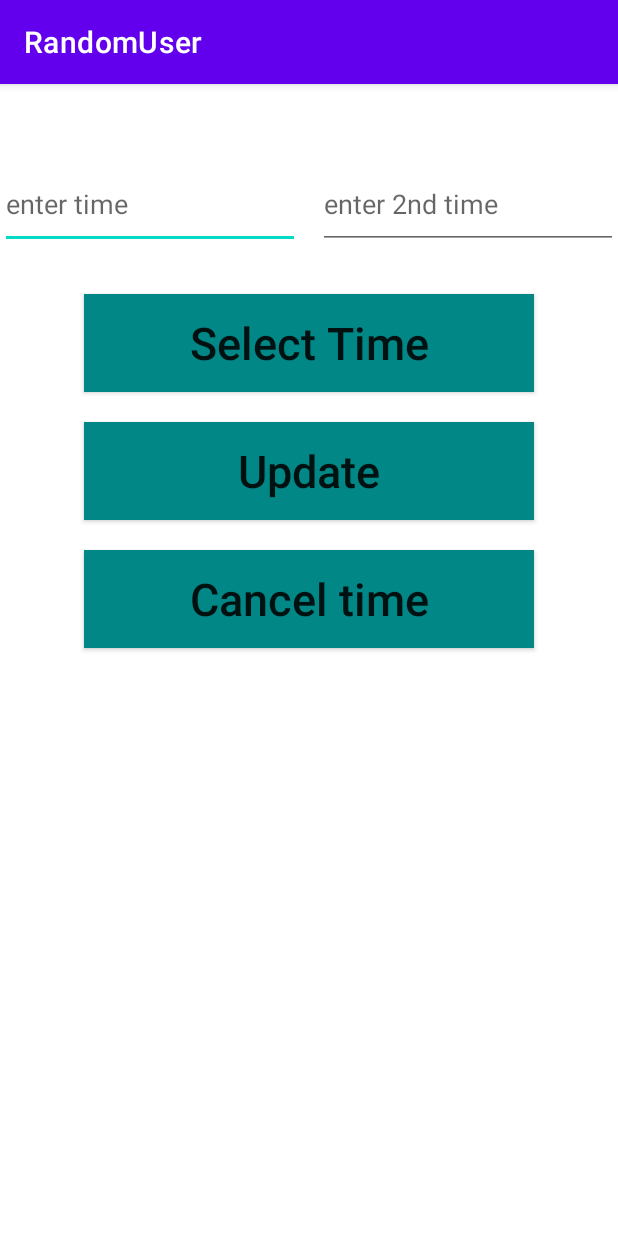
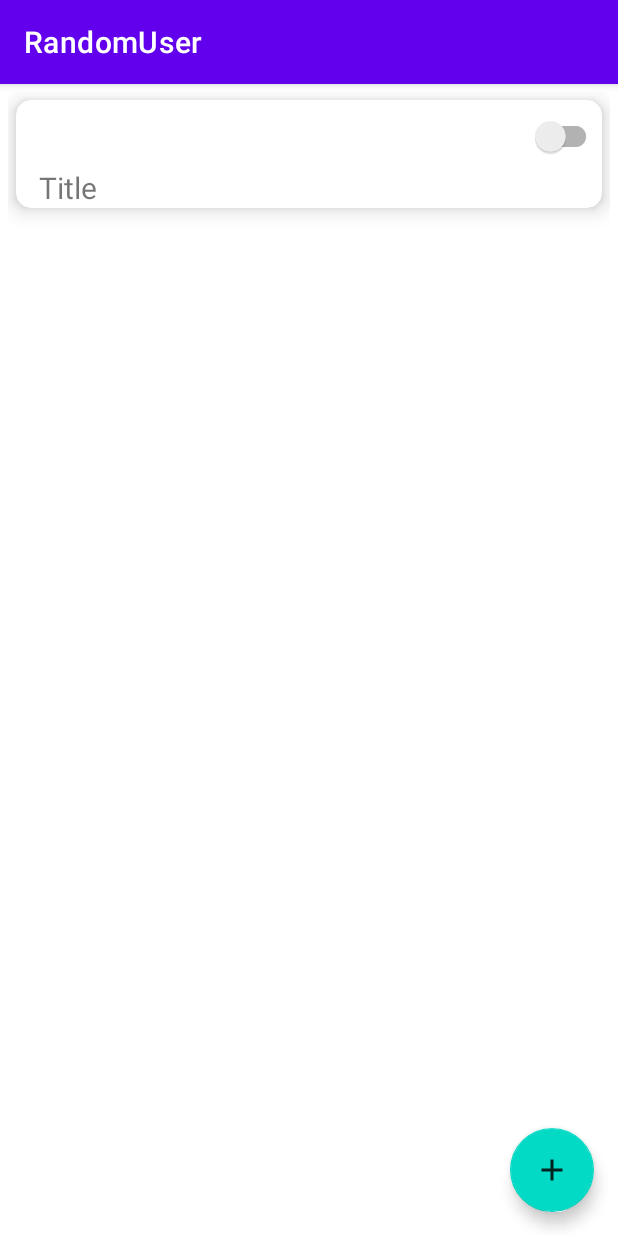
Before and after one commit to shakircam/Alarm-Manager, an Android app: the ShowAlarmActivity screen opened directly, with no data from a screen before it, on a phone screen of 412 x 824 dp. Run offline under Robolectric (Android 15) with nearby library versions, the phone set to English and light mode, and no system bars; our stand-ins replace Room's generated code.

Commit message:
add alarm to db show alarm to recyclerview

```diff
--- /dev/null
+++ b/app/src/main/java/com/itmedicus/randomuser/data/adapter/AlarmAdapter.kt
@@ -0,0 +1,44 @@
+package com.itmedicus.randomuser.data.adapter
+
+import android.view.LayoutInflater
+import android.view.View
+import android.view.ViewGroup
+import android.widget.Switch
+import android.widget.TextView
+import androidx.appcompat.widget.SwitchCompat
+import androidx.recyclerview.widget.RecyclerView
+import com.itmedicus.randomuser.R
+import com.itmedicus.randomuser.model.AlarmTime
+import com.itmedicus.randomuser.model.Result
+
+class AlarmAdapter: RecyclerView.Adapter<AlarmAdapter.AlarmViewHolder> () {
+    var list = mutableListOf<AlarmTime>()
+
+    override fun onCreateViewHolder(parent: ViewGroup, viewType: Int): AlarmViewHolder {
+        return AlarmViewHolder(
+            LayoutInflater.from(parent.context).inflate(R.layout.alarm_item, parent, false)
+        )
+    }
+
+    override fun onBindViewHolder(holder: AlarmViewHolder, position: Int) {
+        val currentItem = list[position]
+        holder.title.text = currentItem.title
+        holder.time.text = currentItem.time
+        holder.button.setOnClickListener {  }
+    }
+
+    override fun getItemCount(): Int {
+        return list.size
+    }
+
+    class AlarmViewHolder (itemView: View) : RecyclerView.ViewHolder(itemView){
+        val time = itemView.findViewById(R.id.showTime) as TextView
+        val title = itemView.findViewById(R.id.titleTv) as TextView
+        val button = itemView.findViewById(R.id.startBn) as SwitchCompat
+    }
+
+    fun setData(userList: MutableList<AlarmTime>){
+        this.list = userList
+        notifyDataSetChanged()
+    }
+}
--- a/app/src/main/java/com/itmedicus/randomuser/data/local/UserDao.kt
+++ b/app/src/main/java/com/itmedicus/randomuser/data/local/UserDao.kt
@@ -2,6 +2,7 @@ package com.itmedicus.randomuser.data.local
 
 import androidx.lifecycle.LiveData
 import androidx.room.*
+import com.itmedicus.randomuser.model.AlarmTime
 import com.itmedicus.randomuser.model.Dami
 import com.itmedicus.randomuser.model.Name
 import com.itmedicus.randomuser.model.Result
@@ -11,6 +12,12 @@ interface UserDao {
 
     @Insert(onConflict = OnConflictStrategy.IGNORE)
     suspend fun insertData(userData: Result)
+
+    @Insert(onConflict = OnConflictStrategy.IGNORE)
+    suspend fun insertAlarmTime(alarmTime: AlarmTime)
+
+    @Query("SELECT * FROM alarm_table ORDER BY id ASC  ")
+    fun getAllAlarmTime(): MutableList<AlarmTime>
 
     @Update(onConflict = OnConflictStrategy.REPLACE)
     suspend fun updateDate(userData: Result)
--- a/app/src/main/java/com/itmedicus/randomuser/data/local/UserDatabase.kt
+++ b/app/src/main/java/com/itmedicus/randomuser/data/local/UserDatabase.kt
@@ -5,12 +5,13 @@ import androidx.room.Database
 import androidx.room.Room
 import androidx.room.RoomDatabase
 import androidx.room.TypeConverters
+import com.itmedicus.randomuser.model.AlarmTime
 import com.itmedicus.randomuser.model.Dami
 import com.itmedicus.randomuser.model.Result
 
 
 
-@Database(entities = [Result::class], version = 1, exportSchema = false)
+@Database(entities = [Result::class,AlarmTime::class], version = 1, exportSchema = false)
 @TypeConverters(Converters::class)
 abstract class UserDatabase : RoomDatabase(){
 
--- /dev/null
+++ b/app/src/main/java/com/itmedicus/randomuser/model/AlarmTime.kt
@@ -0,0 +1,13 @@
+package com.itmedicus.randomuser.model
+
+import androidx.room.Entity
+import androidx.room.PrimaryKey
+
+@Entity(tableName = "alarm_table")
+data class AlarmTime(
+    val time: String,
+    val title : String
+)  {
+    @PrimaryKey(autoGenerate = true)
+    var id : Int? = null
+}
--- a/app/src/main/java/com/itmedicus/randomuser/ui/activity/ShowAlarmActivity.kt
+++ b/app/src/main/java/com/itmedicus/randomuser/ui/activity/ShowAlarmActivity.kt
@@ -25,6 +25,16 @@ import android.media.Ringtone
 
 import android.net.Uri
 import android.widget.Toast
+import androidx.lifecycle.lifecycleScope
+import androidx.recyclerview.widget.LinearLayoutManager
+import com.google.android.material.timepicker.MaterialTimePicker
+import com.google.android.material.timepicker.TimeFormat
+import com.itmedicus.randomuser.data.adapter.AlarmAdapter
+import com.itmedicus.randomuser.data.adapter.HistoryAdapter
+import com.itmedicus.randomuser.data.local.UserDatabase
+import com.itmedicus.randomuser.model.AlarmTime
+import com.itmedicus.randomuser.model.Result
+import kotlinx.coroutines.launch
 import kotlin.collections.ArrayList
 
 
@@ -33,6 +43,12 @@ class ShowAlarmActivity : AppCompatActivity() {
     lateinit var context: Context
     lateinit var alarmManager: AlarmManager
     private val CHANNEL_ID = "1000"
+    private var request_code= 0
+    private lateinit var picker : MaterialTimePicker
+    private lateinit var calender : Calendar
+
+    private val adapter by lazy { AlarmAdapter() }
+    var list = mutableListOf<AlarmTime>()
 
     override fun onCreate(savedInstanceState: Bundle?) {
         super.onCreate(savedInstanceState)
@@ -41,93 +57,31 @@ class ShowAlarmActivity : AppCompatActivity() {
         context = this
         alarmManager = getSystemService(Context.ALARM_SERVICE) as AlarmManager
 
-        createNotificationChannel()
+        initRecyclerView()
 
-        binding.selectTime.setOnClickListener {
-
-            val alarmList = ArrayList<PendingIntent>()
-            val time =  binding.timeEd.text.toString().toInt() * 1000
-
-
-            for ( i in 1..2){
-                val intent = Intent(context,Receiver::class.java)
-                val pendingIntent = PendingIntent.getBroadcast(context,i,intent,PendingIntent.FLAG_UPDATE_CURRENT)
-                Log.d("this","create alarm: "+Date().toString())
-                alarmManager.set(
-                    AlarmManager.RTC_WAKEUP,
-                    System.currentTimeMillis() + time * i,
-                    pendingIntent
-                )
-                alarmList.add(pendingIntent)
-            }
-
-
-
-           // val secondTime = binding.timeEd2.text.toString().toInt() * 1000
-           // setAlarm(time,secondTime)
-            Toast.makeText(this,"alarm set successfully",Toast.LENGTH_SHORT).show()
-           /* // taking time
-            val time =  binding.timeEd.text.toString().toInt() * 1000
-
-            // connect with broadcast receiver by intent
-            val intent = Intent(context,Receiver::class.java)
-            val pendingIntent = PendingIntent.getBroadcast(context,0,intent,PendingIntent.FLAG_UPDATE_CURRENT)
-            Log.d("this","create alarm: "+Date().toString())
-            alarmManager.setRepeating(
-                AlarmManager.RTC_WAKEUP,
-                System.currentTimeMillis() + time,
-                myTime,
-                pendingIntent
-            )*/
+        binding.fab.setOnClickListener {
+            val intent = Intent(this,AlarmCreateActivity::class.java)
+            startActivity(intent)
         }
 
-        binding.updateAlarm.setOnClickListener {
-
-            val time =  binding.timeEd.text.toString().toInt() * 1000
-            val intent = Intent(context,Receiver::class.java)
-            val pendingIntent = PendingIntent.getBroadcast(context,0,intent,PendingIntent.FLAG_UPDATE_CURRENT)
-            Log.d("this","update alarm: "+Date().toString())
-            alarmManager.set(
-                AlarmManager.RTC_WAKEUP,
-                System.currentTimeMillis() + time,
-                pendingIntent
-            )
-        }
-
-        binding.cancelTime.setOnClickListener {
-
-            val intent = Intent(context,Receiver::class.java)
-            val pendingIntent = PendingIntent.getBroadcast(context,0,intent,PendingIntent.FLAG_UPDATE_CURRENT)
-            Log.d("this","cancel alarm: "+Date().toString())
-            alarmManager.cancel(pendingIntent)
+        lifecycleScope.launch {
+            val db = UserDatabase.getDatabase(this@ShowAlarmActivity).userDao()
+            val timeList = db.getAllAlarmTime()
+            list.addAll(timeList)
+            adapter.setData(list)
         }
 
     }
 
-    private fun setAlarm( time : Int,pk : Int){
-       // val time =  binding.timeEd.text.toString().toInt() * 1000
-        val intent = Intent(context,Receiver::class.java)
-        val pendingIntent = PendingIntent.getBroadcast(context,pk,intent,PendingIntent.FLAG_UPDATE_CURRENT)
-        alarmManager.set(
-            AlarmManager.RTC_WAKEUP,
-            System.currentTimeMillis() + time,
-            pendingIntent
-        )
+    private fun initRecyclerView() {
+        val mRecyclerView = binding.recyclerview
+        mRecyclerView.adapter = adapter
+        mRecyclerView.layoutManager = LinearLayoutManager(this, LinearLayoutManager.VERTICAL,false)
     }
 
-    private fun createNotificationChannel() {
 
-        if (Build.VERSION.SDK_INT >= Build.VERSION_CODES.O){
-            val name : CharSequence = "Alarm manager"
-            val descriptionText = "Alarm is set now."
-            val importance = NotificationManager.IMPORTANCE_HIGH
-            val channel = NotificationChannel(CHANNEL_ID,name,importance).apply {
-                description = descriptionText
-            }
-            val notificationManager = getSystemService(Context.NOTIFICATION_SERVICE) as NotificationManager
-            notificationManager.createNotificationChannel(channel)
-        }
-    }
+
+
 
     class Receiver : BroadcastReceiver(){
         override fun onReceive(context: Context?, intent: Intent?) {
@@ -161,10 +115,7 @@ class ShowAlarmActivity : AppCompatActivity() {
                 val notificationManager = NotificationManagerCompat.from(context)
                 notificationManager.notify(111, builder.build())
 
-
-
         }
-
     }
 
 }
--- /dev/null
+++ b/app/src/main/res/drawable/add.xml
@@ -0,0 +1,5 @@
+<vector android:alpha="0.84" android:height="24dp"
+    android:tint="#DD2330" android:viewportHeight="24"
+    android:viewportWidth="24" android:width="24dp" xmlns:android="http://schemas.android.com/apk/res/android">
+    <path android:fillColor="@android:color/white" android:pathData="M19,13h-6v6h-2v-6H5v-2h6V5h2v6h6v2z"/>
+</vector>
--- a/app/src/main/res/layout/activity_show_alarm.xml
+++ b/app/src/main/res/layout/activity_show_alarm.xml
@@ -7,62 +7,23 @@
     android:layout_height="match_parent"
     tools:context=".ui.activity.ShowAlarmActivity">
 
+    <androidx.recyclerview.widget.RecyclerView
+        android:id="@+id/recyclerview"
+        android:layout_width="match_parent"
+        android:layout_height="0dp"
+        android:layout_margin="5dp"
+        app:layout_constraintBottom_toBottomOf="parent"
+        app:layout_constraintTop_toTopOf="parent"
+        app:layout_constraintVertical_bias="0.0"
+        tools:listitem="@layout/alarm_item" />
 
-    <androidx.appcompat.widget.AppCompatEditText
-        android:id="@+id/timeEd"
-        app:layout_constraintTop_toTopOf="parent"
-        app:layout_constraintStart_toStartOf="parent"
-        android:hint="enter time"
-        android:layout_marginTop="50dp"
-        android:layout_width="200dp"
-        android:layout_height="60dp"/>
-
-    <androidx.appcompat.widget.AppCompatEditText
-        android:id="@+id/timeEd2"
-        app:layout_constraintTop_toTopOf="parent"
+    <com.google.android.material.floatingactionbutton.FloatingActionButton
+        android:id="@+id/fab"
+        android:layout_width="wrap_content"
+        android:layout_height="wrap_content"
+        app:layout_constraintBottom_toBottomOf="parent"
         app:layout_constraintEnd_toEndOf="parent"
-        android:hint="enter 2nd time"
-        android:layout_marginTop="50dp"
-        android:layout_width="200dp"
-        android:layout_height="60dp"/>
-
-    <androidx.appcompat.widget.AppCompatButton
-        android:id="@+id/selectTime"
-        app:layout_constraintTop_toBottomOf="@id/timeEd"
-        app:layout_constraintStart_toStartOf="parent"
-        app:layout_constraintEnd_toEndOf="parent"
-        android:text="Select Time"
-        android:background="@color/teal_700"
-        android:layout_marginTop="30dp"
-        android:textSize="30sp"
-        android:textAllCaps="false"
-        android:layout_width="300dp"
-        android:layout_height="65dp"/>
-
-    <androidx.appcompat.widget.AppCompatButton
-        android:id="@+id/updateAlarm"
-        app:layout_constraintTop_toBottomOf="@id/selectTime"
-        app:layout_constraintStart_toStartOf="parent"
-        app:layout_constraintEnd_toEndOf="parent"
-        android:text="Update"
-        android:background="@color/teal_700"
-        android:layout_marginTop="20dp"
-        android:textSize="30sp"
-        android:textAllCaps="false"
-        android:layout_width="300dp"
-        android:layout_height="65dp"/>
-
-    <androidx.appcompat.widget.AppCompatButton
-        android:id="@+id/cancelTime"
-        app:layout_constraintTop_toBottomOf="@id/updateAlarm"
-        app:layout_constraintStart_toStartOf="parent"
-        app:layout_constraintEnd_toEndOf="parent"
-        android:text="Cancel time"
-        android:background="@color/teal_700"
-        android:layout_marginTop="20dp"
-        android:textSize="30sp"
-        android:textAllCaps="false"
-        android:layout_width="300dp"
-        android:layout_height="65dp"/>
+        android:layout_margin="16dp"
+        android:src="@drawable/add"/>
 
 </androidx.constraintlayout.widget.ConstraintLayout>
--- /dev/null
+++ b/app/src/main/res/layout/alarm_item.xml
@@ -0,0 +1,45 @@
+<?xml version="1.0" encoding="utf-8"?>
+<androidx.cardview.widget.CardView
+    xmlns:android="http://schemas.android.com/apk/res/android"
+    android:layout_width="match_parent"
+    android:layout_height="wrap_content"
+    app:cardElevation="8dp"
+    app:cardCornerRadius="10dp"
+    android:layout_margin="5dp"
+    xmlns:app="http://schemas.android.com/apk/res-auto">
+
+    <androidx.constraintlayout.widget.ConstraintLayout
+        app:layout_constraintTop_toTopOf="parent"
+        android:layout_width="match_parent"
+        android:layout_height="wrap_content">
+
+        <androidx.appcompat.widget.AppCompatTextView
+            android:id="@+id/showTime"
+            app:layout_constraintTop_toTopOf="parent"
+            app:layout_constraintStart_toStartOf="parent"
+            android:text="12:05 PM"
+            android:textSize="22sp"
+            android:layout_margin="15dp"
+            android:layout_width="wrap_content"
+            android:layout_height="wrap_content"/>
+
+        <androidx.appcompat.widget.SwitchCompat
+            android:id="@+id/startBn"
+            app:layout_constraintEnd_toEndOf="parent"
+            app:layout_constraintTop_toTopOf="parent"
+            android:layout_width="wrap_content"
+            android:layout_height="wrap_content"/>
+
+        <androidx.appcompat.widget.AppCompatTextView
+            android:id="@+id/titleTv"
+            app:layout_constraintTop_toBottomOf="@id/showTime"
+            app:layout_constraintStart_toStartOf="parent"
+            android:text="Alarm"
+            android:textSize="20sp"
+            android:layout_marginStart="15dp"
+            android:layout_width="wrap_content"
+            android:layout_height="wrap_content"/>
+
+    </androidx.constraintlayout.widget.ConstraintLayout>
+
+</androidx.cardview.widget.CardView>
```
Also changed, not shown: app/src/main/AndroidManifest.xml (+7 -5 lines), app/src/main/java/com/itmedicus/randomuser/ui/activity/AlarmActivity.kt (+42 -9 lines), app/src/main/java/com/itmedicus/randomuser/ui/activity/AlarmCreateActivity.kt (added, +155 -0 lines), app/src/main/res/layout/activity_alarm.xml (+32 -14 lines), app/src/main/res/layout/activity_alarm_create.xml (added, +51 -0 lines).
